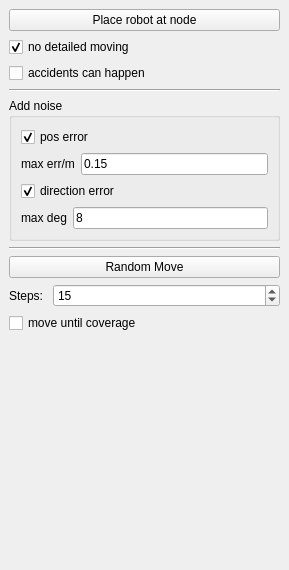
Qt form include/tmapping/UI/dockSimulation.ui (StumboEugen/TMapping) before a commit.
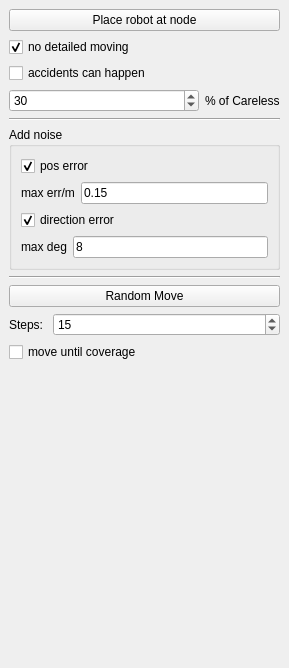
The same form after that commit.

Commit message: 添加在UI修改马虎的概率, 同时找到一个随机忘记gate的bug

```diff
--- a/include/tmapping/UI/dockSimulation.ui
+++ b/include/tmapping/UI/dockSimulation.ui
@@ -7,7 +7,7 @@
     <x>0</x>
     <y>0</y>
     <width>289</width>
-    <height>570</height>
+    <height>668</height>
    </rect>
   </property>
   <property name="features">
@@ -54,6 +54,30 @@
       </property>
      </widget>
     </item>
+    <item>
+     <layout class="QHBoxLayout" name="horizontalLayout_5">
+      <item>
+       <widget class="QSpinBox" name="sbCarelessPercentage">
+        <property name="sizePolicy">
+         <sizepolicy hsizetype="Expanding" vsizetype="Fixed">
+          <horstretch>0</horstretch>
+          <verstretch>0</verstretch>
+         </sizepolicy>
+        </property>
+        <property name="value">
+         <number>30</number>
+        </property>
+       </widget>
+      </item>
+      <item>
+       <widget class="QLabel" name="label_4">
+        <property name="text">
+         <string>% of Careless</string>
+        </property>
+       </widget>
+      </item>
+     </layout>
+    </item>
     <item>
      <widget class="Line" name="line">
       <property name="orientation">
```
The commit also changes 2 other files.
